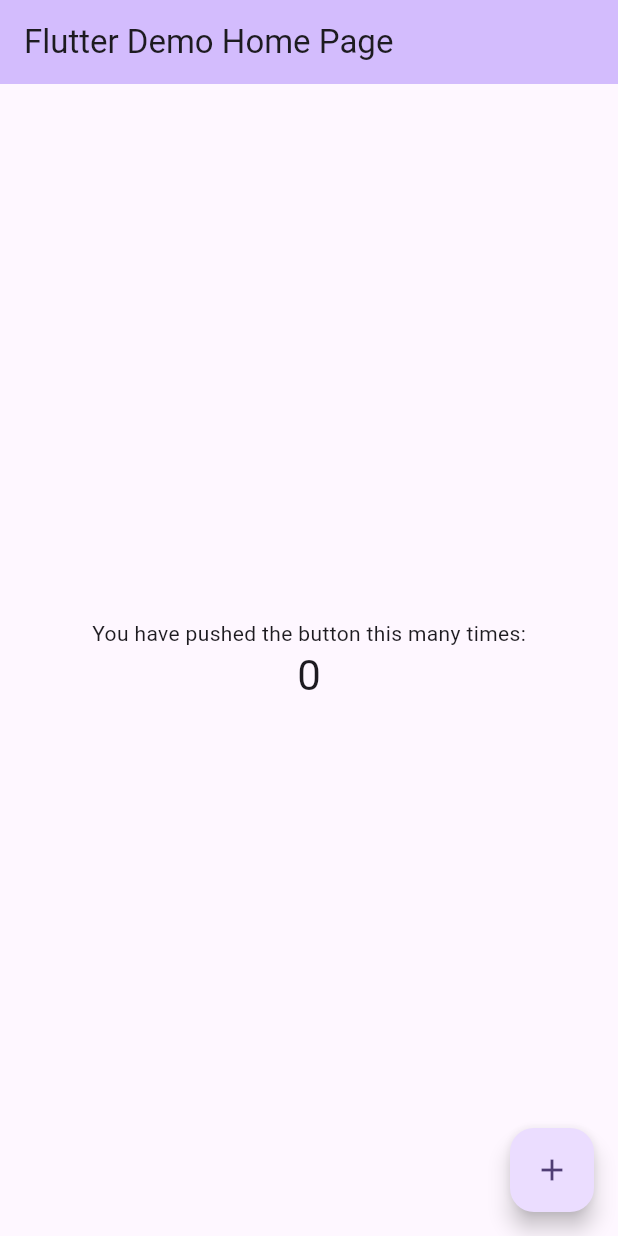
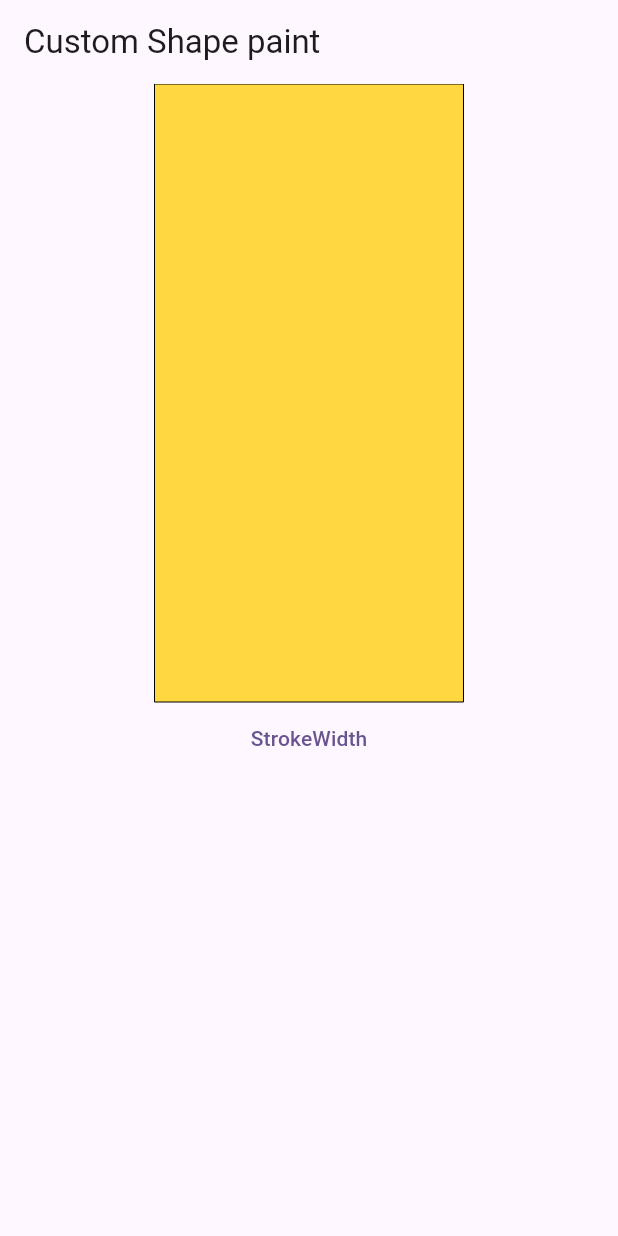
Before and after one commit to rowjoy/flutter_custom_paint, a Flutter app: the screen it shows after launch, on a phone screen of 412 x 824 dp. Run offline on Flutter 3.47's test engine with Material 3 defaults, Android fonts, the phone set to English and light mode, and no system bars.

Commit message:
Custom Shape

```diff
--- /dev/null
+++ b/lib/app.dart
@@ -0,0 +1,20 @@
+// ignore_for_file: prefer_const_constructors
+
+import 'package:flutter/material.dart';
+import 'package:flutter_custom_paint/custom_paint/custom_shape/custom_shape.dart';
+
+class MyApp extends StatelessWidget {
+  const MyApp({super.key});
+  // This widget is the root of your application.
+  @override
+  Widget build(BuildContext context) {
+    return MaterialApp(
+      title: 'Flutter Demo',
+      theme: ThemeData(
+        colorScheme: ColorScheme.fromSeed(seedColor: Colors.deepPurple),
+        useMaterial3: true,
+      ),
+      home: CustomPointerShape()
+    );
+  }
+}
--- /dev/null
+++ b/lib/custom_paint/custom_shape/custom_shape.dart
@@ -0,0 +1,55 @@
+// ignore_for_file: prefer_const_constructors, prefer_const_constructors_in_immutables
+
+import 'package:flutter/material.dart';
+import 'package:flutter_custom_paint/custom_paint/custom_shape/shape_custom_painter.dart';
+
+class CustomPointerShape extends StatefulWidget {
+   CustomPointerShape({super.key});
+
+  @override
+  State<CustomPointerShape> createState() => _CustomPointerShapeState();
+}
+
+class _CustomPointerShapeState extends State<CustomPointerShape> {
+    double strokeWidth = 0.0;
+
+    void runDoWhileLoop() {
+    setState(() {
+      int i = 0;
+      do {
+        i++;
+        strokeWidth = double.parse(i.toString());
+      } while (i < 10000000000);
+    });
+  }
+
+  @override
+  Widget build(BuildContext context) {
+    final width = MediaQuery.of(context).size.width;
+    final height = MediaQuery.of(context).size.height;
+    return Scaffold(
+      appBar: AppBar(
+        title: Text("Custom Shape paint"),
+      ),
+      body: Center(
+        child: SafeArea(
+          child: Column(
+            children: [
+              Container(
+                 color: Colors.amberAccent,
+                 child: CustomPaint(
+                   painter: ShapeCustomPainter(strokeWidth: strokeWidth),
+                   size: Size( width / 2, height / 2),
+                 ),
+              ),
+              TextButton(
+                onPressed: ()=> runDoWhileLoop(),
+                child: Text("StrokeWidth"),
+              ),
+            ],
+          )
+        ),
+      ),
+    );
+  }
+}
--- /dev/null
+++ b/lib/custom_paint/custom_shape/shape_custom_painter.dart
@@ -0,0 +1,32 @@
+// ignore_for_file: prefer_const_constructors
+
+
+
+import 'package:flutter/material.dart';
+
+
+
+
+class ShapeCustomPainter extends CustomPainter {
+  late double strokeWidth;
+  ShapeCustomPainter({required this.strokeWidth});
+  @override
+  void paint(Canvas canvas, Size size) {
+     Paint paint = Paint();
+     // ignore: unnecessary_this
+     paint.strokeWidth = this.strokeWidth;
+     paint.color = Colors.black;
+
+     canvas.drawLine(Offset(size.width, 0), Offset(size.width, size.height), paint); //[Right side line ]
+     canvas.drawLine(Offset.zero, Offset(size.width, 0), paint); // [Top line ]
+     canvas.drawLine(Offset.zero, Offset(0, size.height), paint); // [Left side line ]
+     canvas.drawLine(Offset(0, size.height), Offset(size.width, size.height), paint); // [Bottom side]
+
+  }
+
+  @override
+  bool shouldRepaint(covariant CustomPainter oldDelegate) {
+    return false;
+  }
+
+}
--- a/lib/main.dart
+++ b/lib/main.dart
@@ -1,125 +1,6 @@
 import 'package:flutter/material.dart';
+import 'package:flutter_custom_paint/app.dart';
 
 void main() {
   runApp(const MyApp());
 }
-
-class MyApp extends StatelessWidget {
-  const MyApp({super.key});
-
-  // This widget is the root of your application.
-  @override
-  Widget build(BuildContext context) {
-    return MaterialApp(
-      title: 'Flutter Demo',
-      theme: ThemeData(
-        // This is the theme of your application.
-        //
-        // TRY THIS: Try running your application with "flutter run". You'll see
-        // the application has a purple toolbar. Then, without quitting the app,
-        // try changing the seedColor in the colorScheme below to Colors.green
-        // and then invoke "hot reload" (save your changes or press the "hot
-        // reload" button in a Flutter-supported IDE, or press "r" if you used
-        // the command line to start the app).
-        //
-        // Notice that the counter didn't reset back to zero; the application
-        // state is not lost during the reload. To reset the state, use hot
-        // restart instead.
-        //
-        // This works for code too, not just values: Most code changes can be
-        // tested with just a hot reload.
-        colorScheme: ColorScheme.fromSeed(seedColor: Colors.deepPurple),
-        useMaterial3: true,
-      ),
-      home: const MyHomePage(title: 'Flutter Demo Home Page'),
-    );
-  }
-}
-
-class MyHomePage extends StatefulWidget {
-  const MyHomePage({super.key, required this.title});
-
-  // This widget is the home page of your application. It is stateful, meaning
-  // that it has a State object (defined below) that contains fields that affect
-  // how it looks.
-
-  // This class is the configuration for the state. It holds the values (in this
-  // case the title) provided by the parent (in this case the App widget) and
-  // used by the build method of the State. Fields in a Widget subclass are
-  // always marked "final".
-
-  final String title;
-
-  @override
-  State<MyHomePage> createState() => _MyHomePageState();
-}
-
-class _MyHomePageState extends State<MyHomePage> {
-  int _counter = 0;
-
-  void _incrementCounter() {
-    setState(() {
-      // This call to setState tells the Flutter framework that something has
-      // changed in this State, which causes it to rerun the build method below
-      // so that the display can reflect the updated values. If we changed
-      // _counter without calling setState(), then the build method would not be
-      // called again, and so nothing would appear to happen.
-      _counter++;
-    });
-  }
-
-  @override
-  Widget build(BuildContext context) {
-    // This method is rerun every time setState is called, for instance as done
-    // by the _incrementCounter method above.
-    //
-    // The Flutter framework has been optimized to make rerunning build methods
-    // fast, so that you can just rebuild anything that needs updating rather
-    // than having to individually change instances of widgets.
-    return Scaffold(
-      appBar: AppBar(
-        // TRY THIS: Try changing the color here to a specific color (to
-        // Colors.amber, perhaps?) and trigger a hot reload to see the AppBar
-        // change color while the other colors stay the same.
-        backgroundColor: Theme.of(context).colorScheme.inversePrimary,
-        // Here we take the value from the MyHomePage object that was created by
-        // the App.build method, and use it to set our appbar title.
-        title: Text(widget.title),
-      ),
-      body: Center(
-        // Center is a layout widget. It takes a single child and positions it
-        // in the middle of the parent.
-        child: Column(
-          // Column is also a layout widget. It takes a list of children and
-          // arranges them vertically. By default, it sizes itself to fit its
-          // children horizontally, and tries to be as tall as its parent.
-          //
-          // Column has various properties to control how it sizes itself and
-          // how it positions its children. Here we use mainAxisAlignment to
-          // center the children vertically; the main axis here is the vertical
-          // axis because Columns are vertical (the cross axis would be
-          // horizontal).
-          //
-          // TRY THIS: Invoke "debug painting" (choose the "Toggle Debug Paint"
-          // action in the IDE, or press "p" in the console), to see the
-          // wireframe for each widget.
-          mainAxisAlignment: MainAxisAlignment.center,
-          children: <Widget>[
-            const Text(
-              'You have pushed the button this many times:',
-            ),
-            Text(
-              '$_counter',
-              style: Theme.of(context).textTheme.headlineMedium,
-            ),
-          ],
-        ),
-      ),
-      floatingActionButton: FloatingActionButton(
-        onPressed: _incrementCounter,
-        tooltip: 'Increment',
-        child: const Icon(Icons.add),
-      ), // This trailing comma makes auto-formatting nicer for build methods.
-    );
-  }
-}
```
Also changed, not shown: 2 other files.
